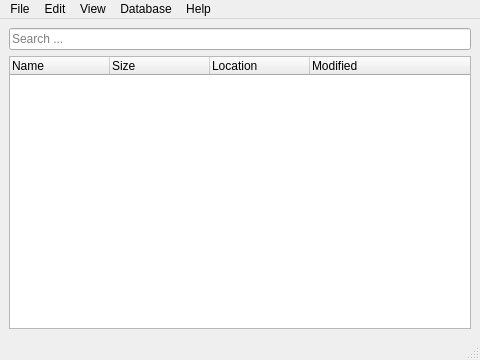
First picture: the form in Araneus/UI/main_window.ui, repository 416d72/araneus, before the edit.
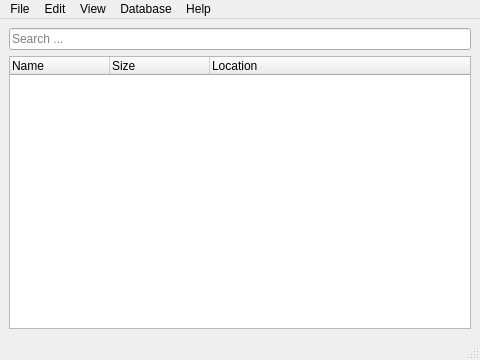
Second picture: the form after the edit. Icons and pictures are not drawn.

Commit message: Fetch current configurations for view columns in main window

Patch:
```diff
--- a/Araneus/UI/main_window.ui
+++ b/Araneus/UI/main_window.ui
@@ -52,11 +52,6 @@
         <string>Location</string>
        </property>
       </column>
-      <column>
-       <property name="text">
-        <string>Modified</string>
-       </property>
-      </column>
      </widget>
     </item>
    </layout>
```
Left out of the diff: 2 changed lines with no effect on the pictures. The commit also changes 1 other file.
